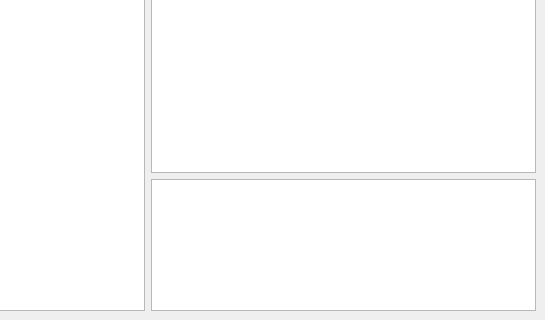
Old version of the form mainwindow.ui in the repository J2xMurphy/SpriteflowEditor; both pictures show x 255 to 800 and y 280 to 600 of the 800 by 600 pixel window.
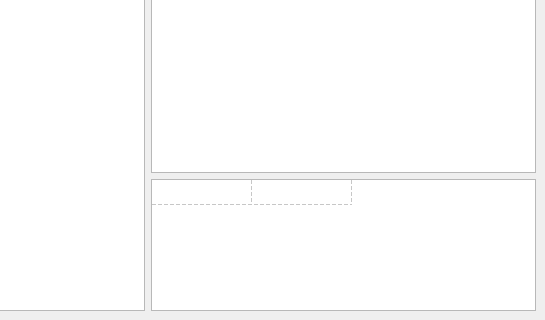
New version of the form. Icons and pictures are not drawn.

```diff
--- a/mainwindow.ui
+++ b/mainwindow.ui
@@ -152,7 +152,47 @@
          <widget class="QGraphicsView" name="Preview_View"/>
         </item>
         <item>
-         <widget class="QTableWidget" name="Image_List"/>
+         <widget class="QTableWidget" name="Image_List">
+          <property name="sizeAdjustPolicy">
+           <enum>QAbstractScrollArea::AdjustIgnored</enum>
+          </property>
+          <property name="gridStyle">
+           <enum>Qt::DashLine</enum>
+          </property>
+          <property name="rowCount">
+           <number>1</number>
+          </property>
+          <property name="columnCount">
+           <number>2</number>
+          </property>
+          <attribute name="horizontalHeaderVisible">
+           <bool>false</bool>
+          </attribute>
+          <attribute name="horizontalHeaderCascadingSectionResizes">
+           <bool>false</bool>
+          </attribute>
+          <attribute name="horizontalHeaderMinimumSectionSize">
+           <number>35</number>
+          </attribute>
+          <attribute name="horizontalHeaderHighlightSections">
+           <bool>false</bool>
+          </attribute>
+          <attribute name="verticalHeaderVisible">
+           <bool>false</bool>
+          </attribute>
+          <attribute name="verticalHeaderMinimumSectionSize">
+           <number>20</number>
+          </attribute>
+          <attribute name="verticalHeaderDefaultSectionSize">
+           <number>25</number>
+          </attribute>
+          <attribute name="verticalHeaderHighlightSections">
+           <bool>false</bool>
+          </attribute>
+          <row/>
+          <column/>
+          <column/>
+         </widget>
         </item>
        </layout>
       </item>
```
